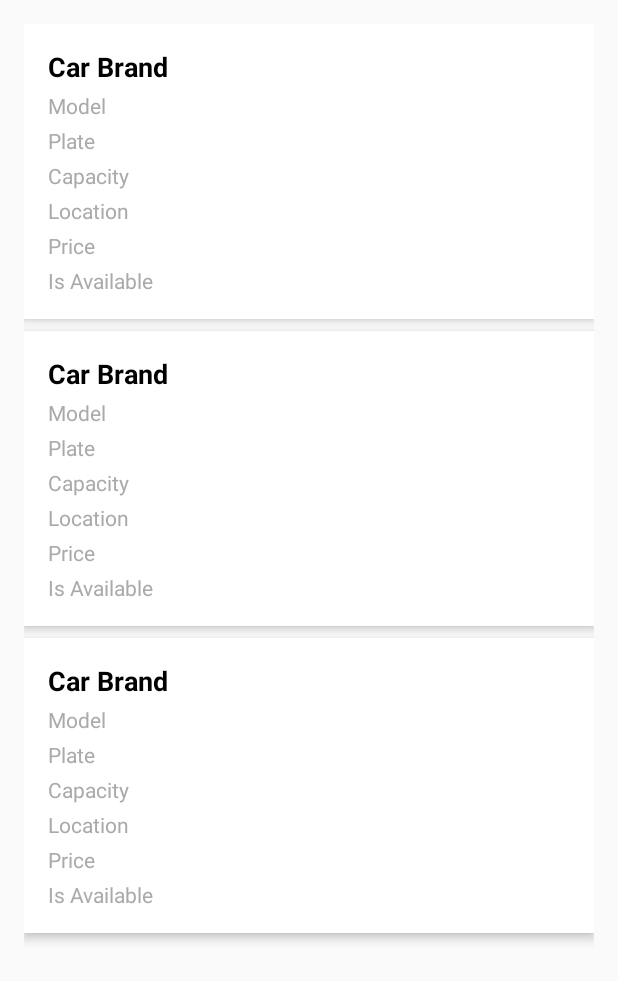
After one commit to MarieBelle88/Park2Share, an Android app built with Jetpack Compose: the layout activity_my_listings.xml on its own in the app's theme, with its tools: preview values and no code run, on a phone screen of 412 x 824 dp. The commit adds this screen. Shown: the top 981 px of the screen. Run offline under Robolectric (Android 15) with nearby library versions, the phone set to English and light mode, and no system bars.

Commit message:
my listings page
need to add edit or delete button

```diff
--- a/frontend/app/src/main/java/com/example/co3_park2share/BaseDrawerScreen.kt
+++ b/frontend/app/src/main/java/com/example/co3_park2share/BaseDrawerScreen.kt
@@ -29,7 +29,10 @@ fun BaseDrawerScreen(
                     "Home" -> navigateToActivity(context, HomePageActivity::class.java)
                     "List Your Car" -> navigateToActivity(context, ListYourCarActivity::class.java)
                     "My Bookings" -> navigateToActivity(context, MyBookingsActivity::class.java)
+                    "My Listings" -> navigateToActivity(context, MyListingsActivity::class.java)
+                    "My Account" -> navigateToActivity(context, MyAccountActivity::class.java)
                     "Settings" -> navigateToActivity(context, SettingsActivity::class.java)
+
                 }
                 scope.launch { drawerState.close() } // Close the drawer after selection
             }
--- /dev/null
+++ b/frontend/app/src/main/java/com/example/co3_park2share/MyAccountActivity.kt
@@ -0,0 +1,5 @@
+package com.example.co3_park2share
+
+class MyAccountActivity {
+
+}
--- /dev/null
+++ b/frontend/app/src/main/res/layout/activity_my_listings.xml
@@ -0,0 +1,21 @@
+<?xml version="1.0" encoding="utf-8"?>
+<androidx.constraintlayout.widget.ConstraintLayout
+    xmlns:android="http://schemas.android.com/apk/res/android"
+    xmlns:app="http://schemas.android.com/apk/res-auto"
+    xmlns:tools="http://schemas.android.com/tools"
+    android:layout_width="match_parent"
+    android:layout_height="match_parent"
+    tools:context=".MyListingsActivity">
+
+    <androidx.recyclerview.widget.RecyclerView
+        android:id="@+id/listingsRecyclerView"
+        android:layout_width="0dp"
+        android:layout_height="0dp"
+        android:layout_margin="16dp"
+        app:layout_constraintTop_toTopOf="parent"
+        app:layout_constraintBottom_toBottomOf="parent"
+        app:layout_constraintStart_toStartOf="parent"
+        app:layout_constraintEnd_toEndOf="parent"
+        tools:listitem="@layout/item_listing" />
+
+</androidx.constraintlayout.widget.ConstraintLayout>
--- /dev/null
+++ b/frontend/app/src/main/res/layout/item_listing.xml
@@ -0,0 +1,71 @@
+<?xml version="1.0" encoding="utf-8"?>
+<LinearLayout
+    xmlns:android="http://schemas.android.com/apk/res/android"
+    android:layout_width="match_parent"
+    android:layout_height="wrap_content"
+    android:orientation="vertical"
+    android:padding="16dp"
+    android:background="@android:color/white"
+    android:elevation="4dp"
+    android:layout_marginBottom="8dp">
+
+    <TextView
+        android:id="@+id/carNameTextView"
+        android:layout_width="wrap_content"
+        android:layout_height="wrap_content"
+        android:text="Car Brand"
+        android:textSize="18sp"
+        android:textStyle="bold"
+        android:textColor="@android:color/black" />
+
+    <TextView
+        android:id="@+id/modelTextView"
+        android:layout_width="wrap_content"
+        android:layout_height="wrap_content"
+        android:text="Model"
+        android:textSize="14sp"
+        android:layout_marginTop="4dp"
+        android:textColor="@android:color/darker_gray" />
+
+    <TextView
+        android:id="@+id/plateTextView"
+        android:layout_width="wrap_content"
+        android:layout_height="wrap_content"
+        android:text="Plate"
+        android:textSize="14sp"
+        android:layout_marginTop="4dp"
+        android:textColor="@android:color/darker_gray" />
+    <TextView
+        android:id="@+id/capacityTextView"
+        android:layout_width="wrap_content"
+        android:layout_height="wrap_content"
+        android:text="Capacity"
+        android:textSize="14sp"
+        android:layout_marginTop="4dp"
+        android:textColor="@android:color/darker_gray" />
+    <TextView
+        android:id="@+id/locationTextView"
+        android:layout_width="wrap_content"
+        android:layout_height="wrap_content"
+        android:text="Location"
+        android:textSize="14sp"
+        android:layout_marginTop="4dp"
+        android:textColor="@android:color/darker_gray" />
+    <TextView
+        android:id="@+id/priceTextView"
+        android:layout_width="wrap_content"
+        android:layout_height="wrap_content"
+        android:text="Price"
+        android:textSize="14sp"
+        android:layout_marginTop="4dp"
+        android:textColor="@android:color/darker_gray" />
+    <TextView
+        android:id="@+id/isAvailableTextView"
+        android:layout_width="wrap_content"
+        android:layout_height="wrap_content"
+        android:text="Is Available"
+        android:textSize="14sp"
+        android:layout_marginTop="4dp"
+        android:textColor="@android:color/darker_gray" />
+
+</LinearLayout>
```
Also changed, not shown: frontend/app/src/main/java/com/example/co3_park2share/Listing.kt (added, +12 -0 lines), frontend/app/src/main/java/com/example/co3_park2share/MyListingsActivity.kt (added, +58 -0 lines), frontend/app/src/main/res/layout/activity_settings.xml (+7 -0 lines).
